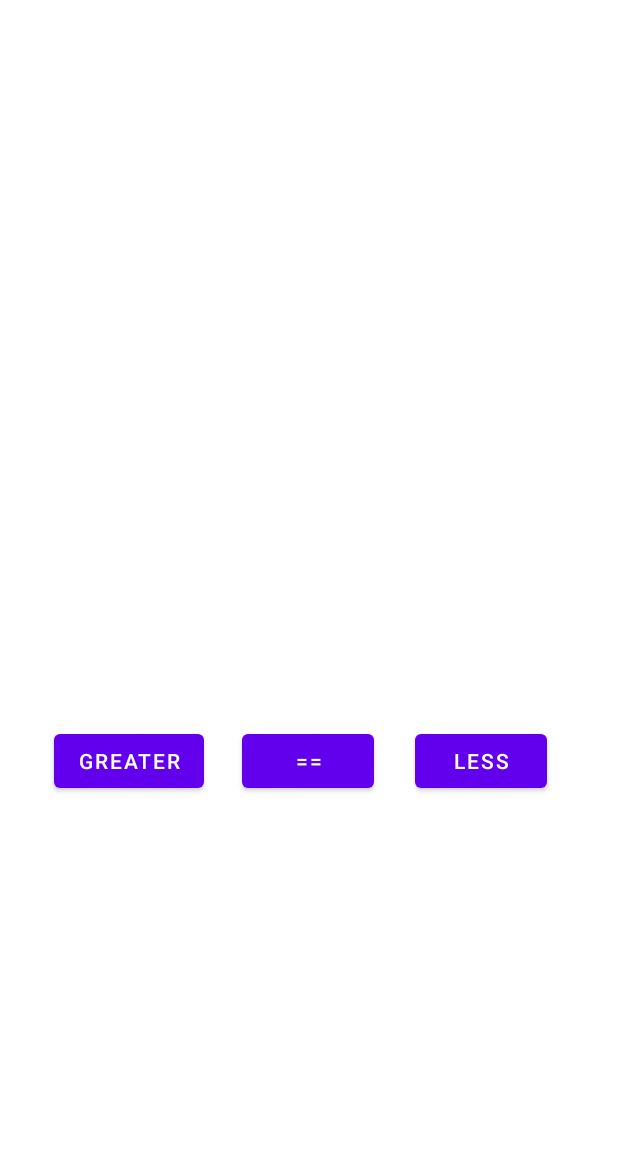
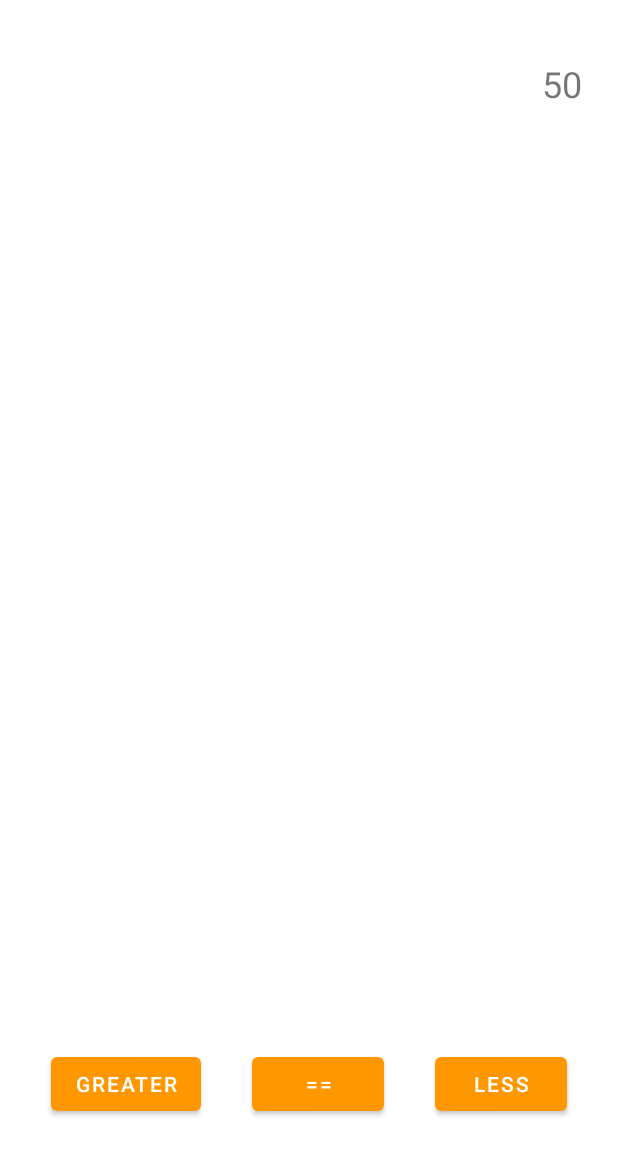
Before and after one commit to ravlndu/MobDevCw1, an Android app: the layout activity_game_screen.xml on its own in the app's theme, with its tools: preview values and no code run, on a phone screen of 412 x 824 dp. Shown: the top 1155 px of the screen. Run offline under Robolectric (Android 15) with nearby library versions, the phone set to English and light mode, and no system bars.

Commit message:
final commit

```diff
--- a/app/src/main/res/layout/activity_game_screen.xml
+++ b/app/src/main/res/layout/activity_game_screen.xml
@@ -10,77 +10,99 @@
         android:id="@+id/exp1"
         android:layout_width="wrap_content"
         android:layout_height="wrap_content"
-        android:layout_marginStart="72dp"
-        android:layout_marginTop="220dp"
         android:textAlignment="center"
-        app:layout_constraintStart_toStartOf="parent"
-        app:layout_constraintTop_toTopOf="parent" />
+        android:textSize="20sp"
+        android:textStyle="bold"
+        app:layout_constraintBottom_toBottomOf="parent"
+        app:layout_constraintLeft_toLeftOf="parent"
+        app:layout_constraintRight_toLeftOf="@+id/exp2"
+        app:layout_constraintTop_toTopOf="parent"
+        app:layout_constraintVertical_bias=".60" />
 
     <TextView
         android:id="@+id/exp2"
         android:layout_width="wrap_content"
         android:layout_height="wrap_content"
-        android:layout_marginTop="220dp"
-        android:layout_marginEnd="72dp"
         android:textAlignment="center"
-        app:layout_constraintEnd_toEndOf="parent"
-        app:layout_constraintTop_toTopOf="parent" />
+        android:textSize="20sp"
+        android:textStyle="bold"
+        app:layout_constraintBottom_toBottomOf="parent"
+        app:layout_constraintLeft_toRightOf="@+id/exp1"
+        app:layout_constraintRight_toRightOf="parent"
+        app:layout_constraintTop_toTopOf="parent"
+        app:layout_constraintVertical_bias=".60" />
 
     <Button
         android:id="@+id/greaterBtn"
         android:layout_width="wrap_content"
         android:layout_height="wrap_content"
-        android:layout_marginStart="36dp"
-        android:layout_marginTop="483dp"
         android:text="@string/greater"
-        app:layout_constraintStart_toStartOf="parent"
-        app:layout_constraintTop_toTopOf="parent" />
+        app:layout_constraintBottom_toBottomOf="parent"
+        app:layout_constraintLeft_toLeftOf="parent"
+        app:layout_constraintRight_toLeftOf="@+id/equalBtn"
+        app:layout_constraintTop_toTopOf="parent"
+        app:layout_constraintVertical_bias=".90"
+        tools:ignore="TextContrastCheck" />
 
     <Button
         android:id="@+id/lessBtn"
         android:layout_width="wrap_content"
         android:layout_height="wrap_content"
-        android:layout_marginStart="26dp"
-        android:layout_marginTop="483dp"
-        android:layout_marginEnd="46dp"
         android:text="@string/less"
-        app:layout_constraintEnd_toEndOf="parent"
-        app:layout_constraintStart_toEndOf="@+id/equalBtn"
-        app:layout_constraintTop_toTopOf="parent" />
+        app:layout_constraintBottom_toBottomOf="parent"
+        app:layout_constraintLeft_toRightOf="@+id/equalBtn"
+        app:layout_constraintRight_toRightOf="parent"
+        app:layout_constraintTop_toTopOf="parent"
+        app:layout_constraintVertical_bias=".90"
+        tools:ignore="TextContrastCheck" />
 
     <Button
         android:id="@+id/equalBtn"
         android:layout_width="wrap_content"
         android:layout_height="wrap_content"
-        android:layout_marginStart="25dp"
-        android:layout_marginTop="483dp"
         android:text="@string/equal"
-        app:layout_constraintStart_toEndOf="@+id/greaterBtn"
-        app:layout_constraintTop_toTopOf="parent" />
+        app:layout_constraintBottom_toBottomOf="parent"
+        app:layout_constraintLeft_toRightOf="@+id/greaterBtn"
+        app:layout_constraintRight_toLeftOf="@+id/lessBtn"
+        app:layout_constraintTop_toTopOf="parent"
+        app:layout_constraintVertical_bias=".90"
+        tools:ignore="TextContrastCheck" />
 
     <TextView
         android:id="@+id/result"
         android:layout_width="wrap_content"
         android:layout_height="wrap_content"
-        android:layout_marginStart="205dp"
-        android:layout_marginTop="79dp"
-        android:layout_marginEnd="206dp"
         android:textSize="34sp"
-        app:layout_constraintEnd_toEndOf="parent"
-        app:layout_constraintStart_toStartOf="parent"
-        app:layout_constraintTop_toTopOf="parent" />
+        app:layout_constraintBottom_toBottomOf="parent"
+        app:layout_constraintLeft_toLeftOf="parent"
+        app:layout_constraintRight_toRightOf="parent"
+        app:layout_constraintTop_toTopOf="parent"
+        app:layout_constraintVertical_bias=".30" />
 
     <TextView
         android:id="@+id/clock"
         android:layout_width="wrap_content"
         android:layout_height="wrap_content"
-        android:layout_marginStart="373dp"
-        android:layout_marginTop="16dp"
-        android:layout_marginEnd="39dp"
-        android:layout_marginBottom="683dp"
+        android:layout_marginEnd="24dp"
+        android:text="@string/time_left"
         android:textSize="24sp"
         app:layout_constraintBottom_toBottomOf="parent"
-        app:layout_constraintEnd_toEndOf="parent"
-        app:layout_constraintStart_toStartOf="parent"
-        app:layout_constraintTop_toTopOf="parent" />
+        app:layout_constraintLeft_toRightOf="@+id/scoreTxt"
+        app:layout_constraintRight_toRightOf="parent"
+
+        app:layout_constraintTop_toTopOf="parent"
+        app:layout_constraintVertical_bias="0.05" />
+
+    <TextView
+        android:id="@+id/scoreTxt"
+        android:layout_width="wrap_content"
+        android:layout_height="wrap_content"
+        android:layout_marginStart="24dp"
+        android:textSize="24sp"
+        app:layout_constraintBottom_toBottomOf="parent"
+        app:layout_constraintHorizontal_chainStyle="spread_inside"
+        app:layout_constraintLeft_toLeftOf="parent"
+        app:layout_constraintRight_toLeftOf="@+id/clock"
+        app:layout_constraintTop_toTopOf="parent"
+        app:layout_constraintVertical_bias=".05" />
 </androidx.constraintlayout.widget.ConstraintLayout>
--- a/app/src/main/res/layout/activity_popup.xml
+++ b/app/src/main/res/layout/activity_popup.xml
@@ -58,6 +58,7 @@
         android:text="@string/ok"
         app:layout_constraintLeft_toLeftOf="parent"
         app:layout_constraintRight_toRightOf="parent"
-        app:layout_constraintTop_toTopOf="parent" />
+        app:layout_constraintTop_toTopOf="parent"
+        tools:ignore="TextContrastCheck" />
 
 </androidx.constraintlayout.widget.ConstraintLayout>
--- a/app/src/main/res/values-night/themes.xml
+++ b/app/src/main/res/values-night/themes.xml
@@ -2,12 +2,12 @@
     <!-- Base application theme. -->
     <style name="Theme.MobDevCw1" parent="Theme.MaterialComponents.DayNight.DarkActionBar">
         <!-- Primary brand color. -->
-        <item name="colorPrimary">@color/purple_200</item>
-        <item name="colorPrimaryVariant">@color/purple_700</item>
+        <item name="colorPrimary">#FF9800</item>
+        <item name="colorPrimaryVariant">#FF5722</item>
         <item name="colorOnPrimary">@color/black</item>
         <!-- Secondary brand color. -->
-        <item name="colorSecondary">@color/teal_200</item>
-        <item name="colorSecondaryVariant">@color/teal_200</item>
+        <item name="colorSecondary">#FFC107</item>
+        <item name="colorSecondaryVariant">#FF9800</item>
         <item name="colorOnSecondary">@color/black</item>
         <!-- Status bar color. -->
         <item name="android:statusBarColor" tools:targetApi="l">?attr/colorPrimaryVariant</item>
--- a/app/src/main/res/values/strings.xml
+++ b/app/src/main/res/values/strings.xml
@@ -6,9 +6,12 @@
     <string name="ravindu_hasith_liyanaarachchi">Ravindu Hasith Liyanaarachchi</string>
     <string name="w1810015">w1810015</string>
     <string name="i_confirm_that_i_understand_what_plagiarism_is_and_have_read_and_understood_the_section_on_assessment_offences_in_the_essential_information_for_students_the_work_that_i_have_submitted_is_entirely_my_own_any_work_from_other_authors_is_duly_referenced_and_acknowledged">I confirm that I understand what plagiarism is and have read and understood the section on Assessment Offences in the Essential Information for Students. The work that I have submitted is entirely my own. Any work from other authors is duly referenced and acknowledged.</string>
-    <string name="ok">ok</string>
+    <string name="ok">OK</string>
     <string name="greater">greater</string>
     <string name="less">less</string>
     <string name="equal">==</string>
+    <string name="time_left">50</string>
+    <string name="total_correct">Total Correct :</string>
+    <string name="total_wrong">Total Wrong :</string>
 
 </resources>
--- a/app/src/main/res/values/themes.xml
+++ b/app/src/main/res/values/themes.xml
@@ -2,12 +2,12 @@
     <!-- Base application theme. -->
     <style name="Theme.MobDevCw1" parent="Theme.MaterialComponents.DayNight.DarkActionBar">
         <!-- Primary brand color. -->
-        <item name="colorPrimary">@color/purple_500</item>
-        <item name="colorPrimaryVariant">@color/purple_700</item>
-        <item name="colorOnPrimary">@color/white</item>
+        <item name="colorPrimary">#FF9800</item>
+        <item name="colorPrimaryVariant">#FF5722</item>
+        <item name="colorOnPrimary">#FFFFFF</item>
         <!-- Secondary brand color. -->
-        <item name="colorSecondary">@color/teal_200</item>
-        <item name="colorSecondaryVariant">@color/teal_700</item>
+        <item name="colorSecondary">#FFC107</item>
+        <item name="colorSecondaryVariant">#FF9800</item>
         <item name="colorOnSecondary">@color/black</item>
         <!-- Status bar color. -->
         <item name="android:statusBarColor" tools:targetApi="l">?attr/colorPrimaryVariant</item>
```
Also changed, not shown: app/src/main/AndroidManifest.xml (+1 -6 lines), app/src/main/java/com/example/mobdevcw1/GameResult.kt (added, +29 -0 lines), app/src/main/java/com/example/mobdevcw1/GameScreen.kt (+105 -53 lines), app/src/main/java/com/example/mobdevcw1/MainActivity.kt (+5 -5 lines), app/src/main/java/com/example/mobdevcw1/Popup.kt (+4 -4 lines), app/src/main/res/layout/activity_game_result.xml (added, +70 -0 lines), app/src/main/res/layout/activity_main.xml (+8 -14 lines).
